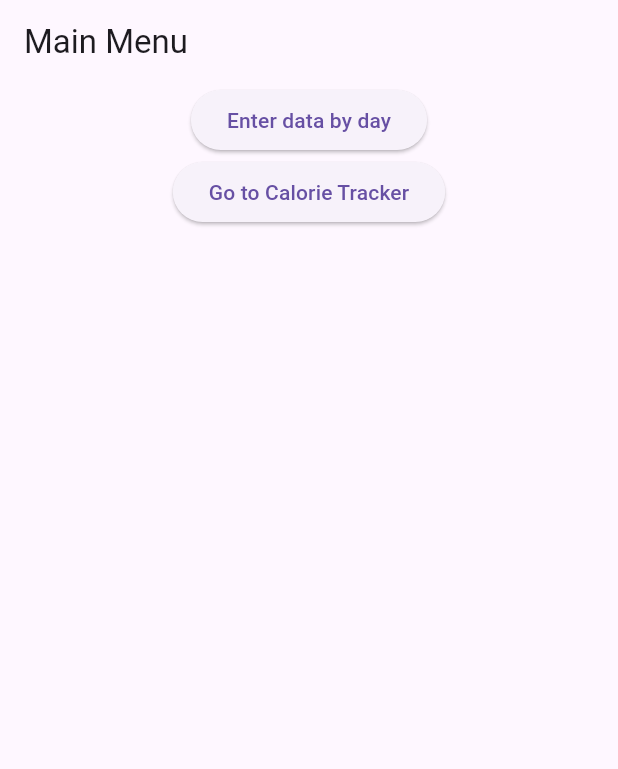
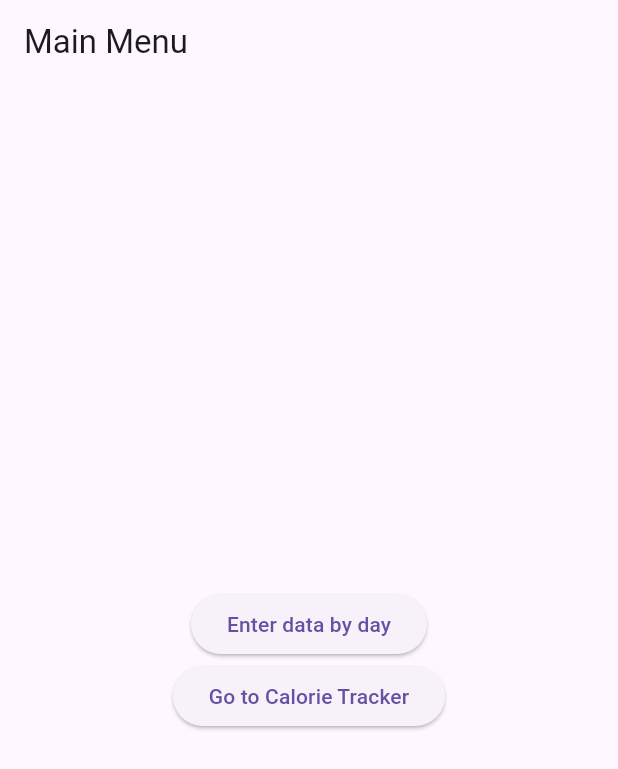
Before and after one commit to zpand26/Fall-2024-Software-Engineering-North-Stars-group-project, a Flutter app: the screen it shows after launch, on a phone screen of 412 x 824 dp. Shown: the top 769 px of the screen. Run offline on Flutter 3.47's test engine with Material 3 defaults, Android fonts, the phone set to English and light mode, and no system bars; our stand-ins replace cloud_firestore, firebase_core; missing offline and left inert: day_picker; accounts and stored records are empty.

Commit message:
did some refactoring and renaming
took out unneeded imports, moved initializations to correct folders

```diff
--- a/lib/main.dart
+++ b/lib/main.dart
@@ -3,32 +3,26 @@ import 'package:cloud_firestore/cloud_firestore.dart';
 import 'package:firebase_core/firebase_core.dart';
 import 'model.dart';
 import 'presenter.dart';
-import 'view.dart';
-import 'pages/data_entry_for_day.dart';
-import 'pages/calorie_tracking_page.dart';
 import 'pages/home_page.dart';
 
 
+
+
 void main() {
-  runApp(const MyApp());
+  runApp(MyApp());
 }
 
 class MyApp extends StatelessWidget {
-  const MyApp({super.key});
+  final AppModel model = AppModel();
   @override
   Widget build(BuildContext context) {
-    // Initialize Model and Presenter
-    AppModel model = AppModel();
-    AppPresenter presenter;
-    //Initialize FlutterFire
     return FutureBuilder(
         future: Firebase.initializeApp(),
-      builder: (context,snapshot){
-        //Check for errors
-        if (snapshot.hasError){
+        builder: (context, snapshot) {
+          if (snapshot.hasError) {
             return const MaterialApp(
               home: Scaffold(
-              body: Center(child: Text("Couldn't Connect to Firebase")),
+                body: Center(child: Text("Couldn't connect to Firebase")),
               ),
             );
           }
--- a/lib/pages/data_entry_for_day.dart
+++ b/lib/pages/data_entry_for_day.dart
@@ -2,10 +2,10 @@ import 'package:flutter/material.dart';
 import 'package:day_picker/day_picker.dart';
 import '../presenter.dart';
 
-class dayEntryPage extends StatefulWidget {
+class DayEntryPage extends StatefulWidget {
   final AppPresenter presenter;
 
-  dayEntryPage(this.presenter);
+  DayEntryPage(this.presenter);
 
   @override
   _dayEntryPageState createState() => _dayEntryPageState();
@@ -23,7 +23,7 @@ final List<DayInWeek> _days = [
 
 List<String> listOfDays = [];
 
-class _dayEntryPageState extends State<dayEntryPage> {
+class _dayEntryPageState extends State<DayEntryPage> {
   final TextEditingController _dayEntryController = TextEditingController();
 
   @override
--- a/lib/pages/home_page.dart
+++ b/lib/pages/home_page.dart
@@ -9,15 +9,12 @@ import '../model.dart';
 class HomePage extends StatelessWidget {
   final AppModel model;
 
-  const HomePage({super.key, required this.model});
+  HomePage({Key? key, required this.model}) : super(key: key);
 
   @override
   Widget build(BuildContext context) {
-    AppPresenter presenter = AppPresenter(model, (data) {
-      // Show a SnackBar to display messages
-      ScaffoldMessenger.of(context).showSnackBar(
-        SnackBar(content: Text(data)),
-      );
+    final AppPresenter presenter = AppPresenter(model, (data) {
+      ScaffoldMessenger.of(context).showSnackBar(SnackBar(content: Text(data)));
     });
 
     return Scaffold(
@@ -26,22 +23,23 @@ class HomePage extends StatelessWidget {
       ),
       body: Center(
         child: Column(
+          mainAxisAlignment: MainAxisAlignment.center,
           children: [
-            ElevatedButton( //DataTrackerByDay
+            //Navigate to DataEntry Page
+            ElevatedButton(
               onPressed: () {
-                  //Navigate to dayEntryPage
                 Navigator.push(
                   context,
                   MaterialPageRoute(
-                      builder:(context) => dayEntryPage(presenter),
+                    builder: (context) => DayEntryPage(presenter),
                   ),
                 );
               },
-                child: const Text('Enter data by day')
+              child: const Text('Enter data by day'),
             ),
-            ElevatedButton( //Calorie Tracker button
+            ElevatedButton(
+              //Navigate to Calorie Tracker Page
               onPressed: () {
-                // Navigate to Calorie Tracker Page
                 Navigator.push(
                   context,
                   MaterialPageRoute(
```
Lines whose indentation alone changed are shown as unchanged.
